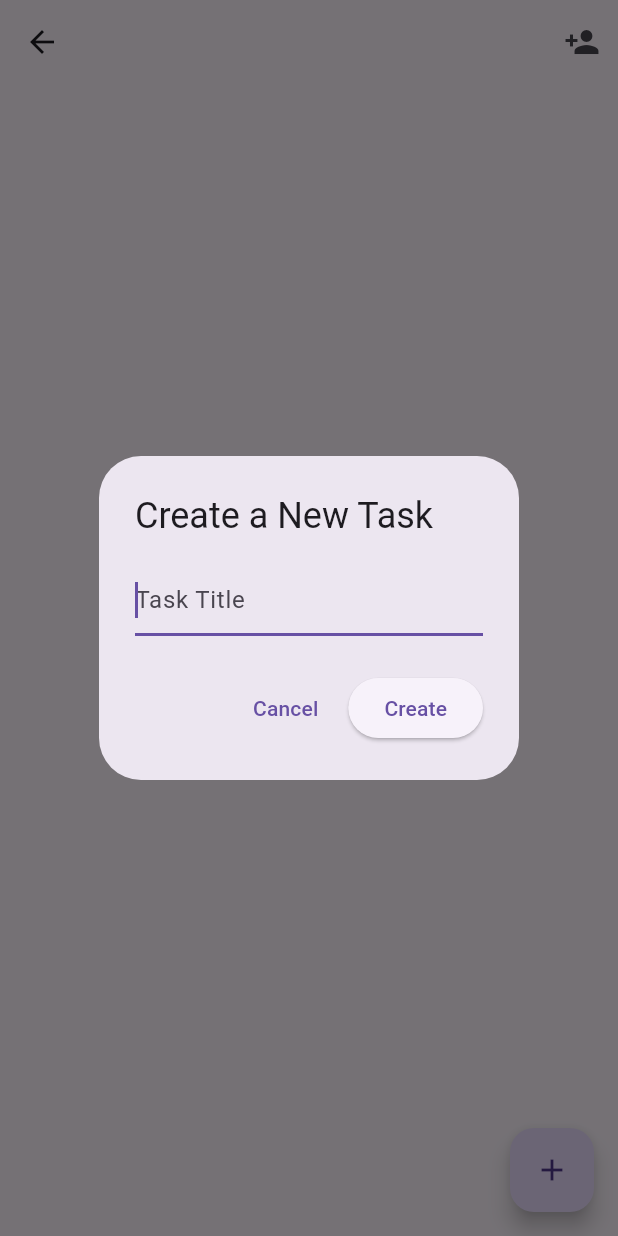
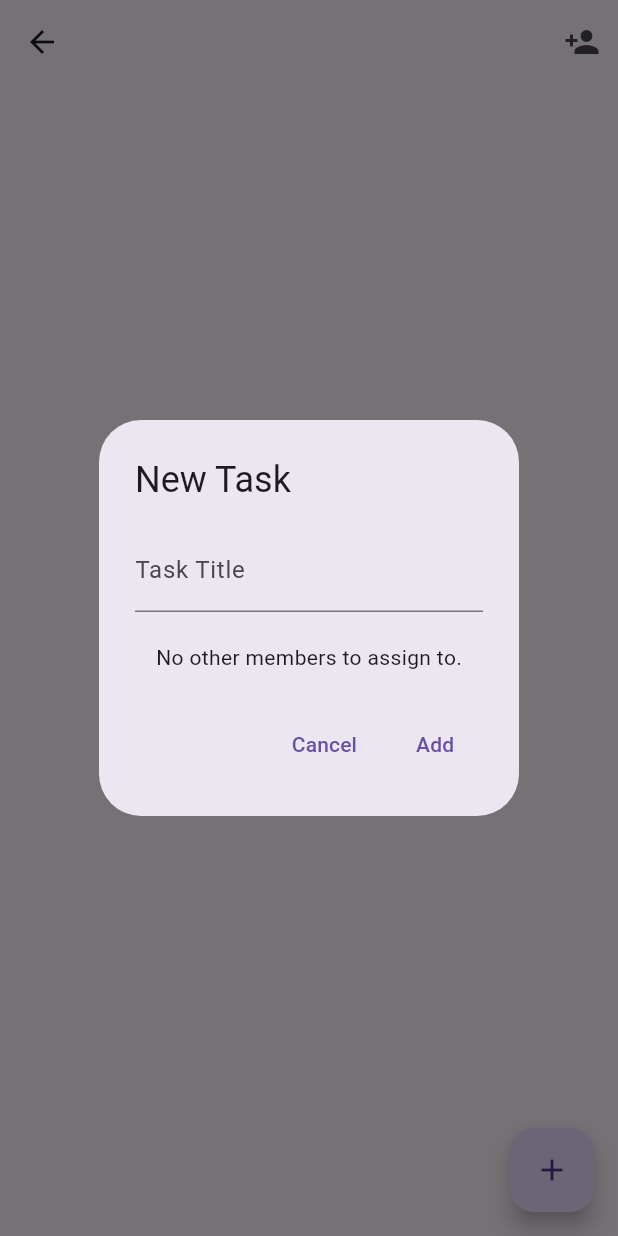
Before and after one commit to sanket-pilane/PingMe, a Flutter app: the RoomDetailScreen screen opened directly with empty values, after a tap on the "add" icon, on a phone screen of 412 x 824 dp. Run offline on Flutter 3.47's test engine with Material 3 defaults, Android fonts, the phone set to English and light mode, and no system bars; our stand-ins replace bloc, cloud_firestore, equatable, firebase_auth, firebase_core, flutter_bloc and 2 more; accounts and stored records are empty.

Commit message:
FEAT(tasks): Implement task assignment with member dropdown.

```diff
--- a/lib/features/rooms/view/room_detail_screen.dart
+++ b/lib/features/rooms/view/room_detail_screen.dart
@@ -24,8 +24,6 @@ class RoomDetailScreen extends StatelessWidget {
         user: user,
       )..add(const GetTasks()),
       child: Builder(
-        // This Builder is new. It provides a `context` that is
-        // "under" the BlocProvider, so the FAB can find the TaskBloc.
         builder: (context) {
           return Scaffold(
             appBar: AppBar(
@@ -40,13 +38,9 @@ class RoomDetailScreen extends StatelessWidget {
               ],
             ),
             body: const TaskListView(),
-            //
-            // THE FIX IS HERE
-            //
             floatingActionButton: FloatingActionButton(
               onPressed: () {
-                // Now this context can find the TaskBloc
-                showCreateTaskDialog(context);
+                showCreateTaskDialog(context, room.members);
               },
               child: const Icon(Icons.add),
             ),
--- a/lib/features/tasks/bloc/task_bloc.dart
+++ b/lib/features/tasks/bloc/task_bloc.dart
@@ -1,6 +1,5 @@
 import 'dart:async';
 
-// ignore: depend_on_referenced_packages
 import 'package:bloc/bloc.dart';
 import 'package:equatable/equatable.dart';
 import 'package:flutter/foundation.dart';
@@ -25,7 +24,7 @@ class TaskBloc extends Bloc<TaskEvent, TaskState> {
        _roomId = roomId,
        _user = user,
        super(const TaskState()) {
-    on<GetTasks>(_onGetTasks); // ADDED this handler
+    on<GetTasks>(_onGetTasks);
     on<TasksUpdated>(_onTasksUpdated);
     on<AddTask>(_onAddTask);
     on<ToggleTaskCompletion>(_onToggleTaskCompletion);
@@ -33,16 +32,24 @@ class TaskBloc extends Bloc<TaskEvent, TaskState> {
     on<SendNudge>(_onSendNudge);
   }
 
-  // NEW HANDLER for GetTasks
   void _onGetTasks(GetTasks event, Emitter<TaskState> emit) {
     emit(state.copyWith(status: TaskStatus.loading));
     _tasksSubscription?.cancel();
-
-    _tasksSubscription = _taskRepository.getTasksStream(_roomId).listen((
-      tasks,
-    ) {
-      add(TasksUpdated(tasks));
-    });
+    _tasksSubscription = _taskRepository
+        .getTasksStream(_roomId)
+        .listen(
+          (tasks) {
+            add(TasksUpdated(tasks));
+          },
+          onError: (error) {
+            emit(
+              state.copyWith(
+                status: TaskStatus.failure,
+                errorMessage: error.toString(),
+              ),
+            );
+          },
+        );
   }
 
   void _onTasksUpdated(TasksUpdated event, Emitter<TaskState> emit) {
@@ -51,7 +58,13 @@ class TaskBloc extends Bloc<TaskEvent, TaskState> {
 
   Future<void> _onAddTask(AddTask event, Emitter<TaskState> emit) async {
     try {
-      await _taskRepository.createTask(_roomId, event.title, _user);
+      await _taskRepository.createTask(
+        _roomId,
+        event.title,
+        _user,
+        event.assignedToUid,
+        event.assignedToName,
+      );
     } catch (e) {
       emit(
         state.copyWith(status: TaskStatus.failure, errorMessage: e.toString()),
--- a/lib/features/tasks/bloc/task_event.dart
+++ b/lib/features/tasks/bloc/task_event.dart
@@ -8,30 +8,35 @@ abstract class TaskEvent extends Equatable {
   List<Object> get props => [];
 }
 
-// NEW EVENT: Added this event
 class GetTasks extends TaskEvent {
   const GetTasks();
 }
 
 class TasksUpdated extends TaskEvent {
   const TasksUpdated(this.tasks);
-  final List<Task> tasks;
+  final List<TaskModel> tasks;
 
   @override
   List<Object> get props => [tasks];
 }
 
 class AddTask extends TaskEvent {
-  const AddTask(this.title);
+  const AddTask({
+    required this.title,
+    required this.assignedToUid,
+    required this.assignedToName,
+  });
   final String title;
+  final String assignedToUid;
+  final String assignedToName;
 
   @override
-  List<Object> get props => [title];
+  List<Object> get props => [title, assignedToUid, assignedToName];
 }
 
 class ToggleTaskCompletion extends TaskEvent {
   const ToggleTaskCompletion(this.task);
-  final Task task;
+  final TaskModel task;
 
   @override
   List<Object> get props => [task];
@@ -47,7 +52,7 @@ class DeleteTask extends TaskEvent {
 
 class SendNudge extends TaskEvent {
   const SendNudge(this.task);
-  final Task task;
+  final TaskModel task;
 
   @override
   List<Object> get props => [task];
--- a/lib/features/tasks/bloc/task_state.dart
+++ b/lib/features/tasks/bloc/task_state.dart
@@ -11,12 +11,12 @@ class TaskState extends Equatable {
   });
 
   final TaskStatus status;
-  final List<Task> tasks;
+  final List<TaskModel> tasks;
   final String? errorMessage;
 
   TaskState copyWith({
     TaskStatus? status,
-    List<Task>? tasks,
+    List<TaskModel>? tasks,
     String? errorMessage,
   }) {
     return TaskState(
--- a/lib/features/tasks/data/models/task_model.dart
+++ b/lib/features/tasks/data/models/task_model.dart
@@ -1,72 +1,103 @@
 import 'package:cloud_firestore/cloud_firestore.dart';
 import 'package:equatable/equatable.dart';
 
-class Task extends Equatable {
+class TaskModel extends Equatable {
   final String id;
   final String title;
-  final String assignedToId;
-  final String assignedToName;
-  final DateTime createdAt;
   final bool isComplete;
   final bool needsNudge;
+  final DateTime createdAt;
+  final String createdById;
+  final String createdByName;
+  final String assignedToUid;
+  final String assignedToName;
 
-  const Task({
+  const TaskModel({
     required this.id,
     required this.title,
-    required this.assignedToId,
+    required this.isComplete,
+    required this.needsNudge,
+    required this.createdAt,
+    required this.createdById,
+    required this.createdByName,
+    required this.assignedToUid,
     required this.assignedToName,
-    required this.createdAt,
-    this.isComplete = false,
-    this.needsNudge = false,
   });
 
-  @override
-  List<Object?> get props => [
-    id,
-    title,
-    assignedToId,
-    assignedToName,
-    createdAt,
-    isComplete,
-    needsNudge,
-  ];
+  static final empty = TaskModel(
+    id: '',
+    title: '',
+    isComplete: false,
+    needsNudge: false,
+    createdAt: DateTime(0),
+    createdById: '',
+    createdByName: '',
+    assignedToUid: '',
+    assignedToName: '',
+  );
 
-  Task copyWith({bool? isComplete, bool? needsNudge}) {
-    return Task(
-      id: id,
-      title: title,
-      assignedToId: assignedToId,
-      assignedToName: assignedToName,
-      createdAt: createdAt,
-      isComplete: isComplete ?? this.isComplete,
-      needsNudge: needsNudge ?? this.needsNudge,
+  factory TaskModel.fromFirestore(DocumentSnapshot doc) {
+    final data = doc.data() as Map<String, dynamic>;
+    return TaskModel(
+      id: doc.id,
+      title: data['title'] ?? '',
+      isComplete: data['isComplete'] ?? false,
+      needsNudge: data['needsNudge'] ?? false,
+      createdAt: (data['createdAt'] as Timestamp? ?? Timestamp.now()).toDate(),
+      createdById: data['createdById'] ?? '',
+      createdByName: data['createdByName'] ?? '',
+      assignedToUid: data['assignedToUid'] ?? '',
+      assignedToName: data['assignedToName'] ?? '',
     );
   }
 
   Map<String, dynamic> toFirestore() {
     return {
       'title': title,
-      'assignedToId': assignedToId,
-      'assignedToName': assignedToName,
-      'createdAt': Timestamp.fromDate(createdAt),
       'isComplete': isComplete,
       'needsNudge': needsNudge,
+      'createdAt': createdAt,
+      'createdById': createdById,
+      'createdByName': createdByName,
+      'assignedToUid': assignedToUid,
+      'assignedToName': assignedToName,
     };
   }
 
-  factory Task.fromFirestore(DocumentSnapshot<Map<String, dynamic>> doc) {
-    final data = doc.data()!;
-    return Task(
-      id: doc.id,
-      title: data['title'] as String,
-      assignedToId:
-          data['assignedToId'] as String? ??
-          data['assignedTo'] as String? ??
-          '',
-      assignedToName: data['assignedToName'] as String? ?? '...',
-      createdAt: (data['createdAt'] as Timestamp).toDate(),
-      isComplete: data['isComplete'] as bool? ?? false,
-      needsNudge: data['needsNudge'] as bool? ?? false,
+  @override
+  List<Object?> get props => [
+    id,
+    title,
+    isComplete,
+    needsNudge,
+    createdAt,
+    createdById,
+    createdByName,
+    assignedToUid,
+    assignedToName,
+  ];
+
+  TaskModel copyWith({
+    String? id,
+    String? title,
+    bool? isComplete,
+    bool? needsNudge,
+    DateTime? createdAt,
+    String? createdById,
+    String? createdByName,
+    String? assignedToUid,
+    String? assignedToName,
+  }) {
+    return TaskModel(
+      id: id ?? this.id,
+      title: title ?? this.title,
+      isComplete: isComplete ?? this.isComplete,
+      needsNudge: needsNudge ?? this.needsNudge,
+      createdAt: createdAt ?? this.createdAt,
+      createdById: createdById ?? this.createdById,
+      createdByName: createdByName ?? this.createdByName,
+      assignedToUid: assignedToUid ?? this.assignedToUid,
+      assignedToName: assignedToName ?? this.assignedToName,
     );
   }
 }
--- a/lib/features/tasks/data/task_repository.dart
+++ b/lib/features/tasks/data/task_repository.dart
@@ -1,6 +1,8 @@
+import 'dart:async';
 import 'package:cloud_firestore/cloud_firestore.dart';
 import 'package:pingme/features/auth/data/models/user_model.dart';
 import 'package:pingme/features/tasks/data/models/task_model.dart';
+import 'package:rxdart/rxdart.dart';
 
 class TaskRepository {
   final FirebaseFirestore _firestore;
@@ -8,25 +10,39 @@ class TaskRepository {
   TaskRepository({FirebaseFirestore? firestore})
     : _firestore = firestore ?? FirebaseFirestore.instance;
 
-  Stream<List<Task>> getTasksStream(String roomId) {
+  Stream<List<TaskModel>> getTasksStream(String roomId) {
     return _firestore
         .collection('rooms')
         .doc(roomId)
         .collection('tasks')
-        .orderBy('createdAt', descending: true)
         .snapshots()
         .map((snapshot) {
-          return snapshot.docs.map((doc) => Task.fromFirestore(doc)).toList();
+          final tasks = snapshot.docs
+              .map((doc) => TaskModel.fromFirestore(doc))
+              .toList();
+          tasks.sort((a, b) => a.createdAt.compareTo(b.createdAt));
+          return tasks;
+        })
+        .onErrorReturnWith((error, stackTrace) {
+          print(error);
+          return [];
         });
   }
 
-  Future<void> createTask(String roomId, String title, UserModel user) async {
-    final newTask = Task(
-      id: '',
+  Future<void> createTask(
+    String roomId,
+    String title,
+    UserModel createdBy,
+    String assignedToUid,
+    String assignedToName,
+  ) async {
+    final newTask = TaskModel.empty.copyWith(
       title: title,
-      assignedToId: user.uid,
-      assignedToName: user.username,
       createdAt: DateTime.now(),
+      createdById: createdBy.uid,
+      createdByName: createdBy.username,
+      assignedToUid: assignedToUid,
+      assignedToName: assignedToName,
     );
 
     await _firestore
@@ -36,7 +52,7 @@ class TaskRepository {
         .add(newTask.toFirestore());
   }
 
-  Future<void> updateTask(String roomId, Task task) async {
+  Future<void> updateTask(String roomId, TaskModel task) async {
     await _firestore
         .collection('rooms')
         .doc(roomId)
@@ -54,7 +70,7 @@ class TaskRepository {
         .delete();
   }
 
-  Future<void> sendNudge(String roomId, Task task) async {
+  Future<void> sendNudge(String roomId, TaskModel task) async {
     final updatedTask = task.copyWith(needsNudge: true);
     await updateTask(roomId, updatedTask);
   }
--- a/lib/features/tasks/view/create_task_dialog.dart
+++ b/lib/features/tasks/view/create_task_dialog.dart
@@ -2,36 +2,86 @@ import 'package:flutter/material.dart';
 import 'package:flutter_bloc/flutter_bloc.dart';
 import 'package:pingme/features/tasks/bloc/task_bloc.dart';
 
-Future<void> showCreateTaskDialog(BuildContext context) {
-  final controller = TextEditingController();
-  return showDialog<void>(
+void showCreateTaskDialog(
+  BuildContext context,
+  List<Map<String, dynamic>> members,
+) {
+  showDialog(
     context: context,
-    builder: (BuildContext dialogContext) {
+    builder: (dialogContext) {
+      final titleController = TextEditingController();
+      String? selectedUid = members.isNotEmpty ? members.first['uid'] : null;
+      final selectedUser = members.isNotEmpty
+          ? members.first
+          : <String, dynamic>{};
+
+      return BlocProvider.value(
+        value: BlocProvider.of<TaskBloc>(context),
+        child: StatefulBuilder(
+          builder: (stfContext, stfSetState) {
             return AlertDialog(
-        title: const Text('Create a New Task'),
-        content: TextField(
-          controller: controller,
-          decoration: const InputDecoration(hintText: 'Task Title'),
-          autofocus: true,
+              title: const Text('New Task'),
+              content: Column(
+                mainAxisSize: MainAxisSize.min,
+                children: [
+                  TextField(
+                    controller: titleController,
+                    decoration: const InputDecoration(labelText: 'Task Title'),
                   ),
-        actions: <Widget>[
+                  const SizedBox(height: 20),
+                  if (members.isNotEmpty)
+                    DropdownButtonFormField<String>(
+                      decoration: const InputDecoration(labelText: 'Assign to'),
+                      value: selectedUid,
+                      onChanged: (newValue) {
+                        stfSetState(() {
+                          selectedUid = newValue;
+                        });
+                      },
+                      items: members.map<DropdownMenuItem<String>>((
+                        Map<String, dynamic> member,
+                      ) {
+                        return DropdownMenuItem<String>(
+                          value: member['uid'],
+                          child: Text(member['username']),
+                        );
+                      }).toList(),
+                    )
+                  else
+                    const Text('No other members to assign to.'),
+                ],
+              ),
+              actions: [
                 TextButton(
+                  onPressed: () => Navigator.of(dialogContext).pop(),
                   child: const Text('Cancel'),
+                ),
+                TextButton(
                   onPressed: () {
-              Navigator.of(dialogContext).pop();
-            },
+                    if (titleController.text.isNotEmpty &&
+                        selectedUid != null) {
+                      final selectedMember = members.firstWhere(
+                        (m) => m['uid'] == selectedUid,
+                        orElse: () => {'uid': '', 'username': 'Unknown'},
+                      );
+
+                      context.read<TaskBloc>().add(
+                        AddTask(
+                          title: titleController.text,
+                          assignedToUid: selectedMember['uid'],
+                          assignedToName: selectedMember['username'],
                         ),
-          ElevatedButton(
-            child: const Text('Create'),
-            onPressed: () {
-              if (controller.text.isNotEmpty) {
-                context.read<TaskBloc>().add(AddTask(controller.text));
+                      );
                       Navigator.of(dialogContext).pop();
                     }
                   },
+                  child: const Text('Add'),
                 ),
               ],
             );
           },
+        ),
+      );
+    },
   );
 }
```
Also changed, not shown: lib/features/tasks/view/task_list_view.dart (+40 -44 lines). Lines whose indentation alone changed are shown as unchanged.
